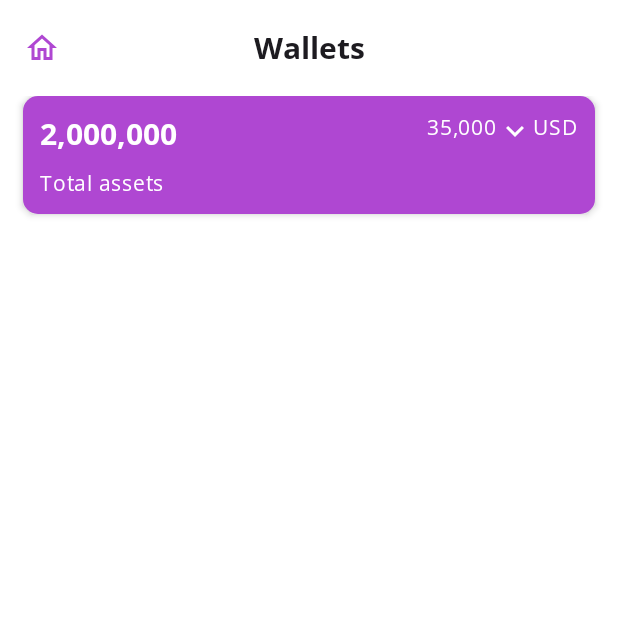
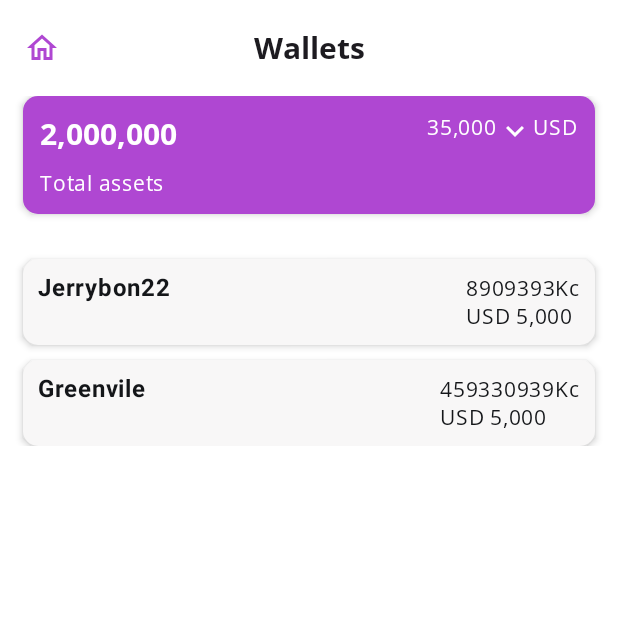
Before and after one commit to davdwhyte87/vhennus_android, an Android app built with Jetpack Compose: the WalletScreen screen opened through its navigation route, on a phone screen of 412 x 824 dp, the top half of it. Run offline under Robolectric (Android 15) with nearby library versions, the phone set to English and light mode, and no system bars; our stand-ins replace Dagger/Hilt's generated code.

Commit message:
single wallet screen

```diff
--- a/app/src/main/java/com/amorgens/AppNav.kt
+++ b/app/src/main/java/com/amorgens/AppNav.kt
@@ -6,6 +6,7 @@ import androidx.navigation.NavHostController
 import androidx.navigation.compose.NavHost
 import androidx.navigation.compose.composable
 import com.amorgens.home.presentation.HomeScreen
+import com.amorgens.wallet.presentation.SingleWalletScreen
 import com.amorgens.wallet.presentation.WalletScreen
 
 @Composable
@@ -15,7 +16,14 @@ fun AppNav(navController:NavHostController){
             HomeScreen(navController)
         }
         composable(route=NavScreen.WalletScreen.route){
-            WalletScreen()
+            WalletScreen(navController)
         }
+        composable(route=NavScreen.SingleWalletScreen.route+"/{address}"){navBackStack->
+            val address = navBackStack.arguments?.getString("address")
+            if (address != null){
+                SingleWalletScreen(address, navController)
+            }
+        }
+
     }
 }
--- a/app/src/main/java/com/amorgens/NavScreen.kt
+++ b/app/src/main/java/com/amorgens/NavScreen.kt
@@ -12,4 +12,9 @@ sealed class NavScreen(
         route = "wallet",
         title = "Wallet"
     )
+
+    object SingleWalletScreen: NavScreen(
+        route = "single_wallet",
+        title = "Single Wallet"
+    )
 }
--- a/app/src/main/java/com/amorgens/ui/HomeTopBar.kt
+++ b/app/src/main/java/com/amorgens/ui/HomeTopBar.kt
@@ -16,9 +16,9 @@ import androidx.compose.ui.text.style.TextAlign
 
 @OptIn(ExperimentalMaterial3Api::class)
 @Composable
-fun HomeTopBar(){
+fun HomeTopBar(pageName:String){
     CenterAlignedTopAppBar(
-        title = { Text(text = "Wallets", textAlign = TextAlign.Center)},
+        title = { Text(text = pageName, textAlign = TextAlign.Center)},
         navigationIcon = {
             IconButton(onClick = { /*TODO*/ }) {
                 Icon(imageVector = Icons.Outlined.Home ,
--- a/app/src/main/java/com/amorgens/ui/theme/Color.kt
+++ b/app/src/main/java/com/amorgens/ui/theme/Color.kt
@@ -13,4 +13,7 @@ val Pink40 = Color(0xFF7D5260)
 val Purple = Color(0xFFAF47D2)
 val White = Color(0xFFFFFFFF)
 val Black = Color(0xFF141619)
+val Gray = Color(0xFFF8F7F7)
+val Green = Color(0xFF4CAF50)
+val Red = Color(0xFFF44336)
 val Blue_Gray = Color(0xFFE7ECF0)
--- a/app/src/main/java/com/amorgens/ui/theme/Theme.kt
+++ b/app/src/main/java/com/amorgens/ui/theme/Theme.kt
@@ -24,7 +24,7 @@ private val DarkColorScheme = darkColorScheme(
 private val LightColorScheme = lightColorScheme(
     primary = Purple,
     secondary = Black,
-    tertiary = Black,
+    tertiary = Gray,
     surface = White,
     /* Other default colors to override
     background = Color(0xFFFFFBFE),
--- a/app/src/main/java/com/amorgens/ui/theme/Type.kt
+++ b/app/src/main/java/com/amorgens/ui/theme/Type.kt
@@ -19,7 +19,7 @@ val OpenSansFont = FontFamily(
 val Typography = Typography(
     bodyLarge = TextStyle(
         fontFamily = FontFamily.Default,
-        fontWeight = FontWeight.Normal,
+        fontWeight = FontWeight.Bold,
         fontSize = 16.sp,
         lineHeight = 24.sp,
         letterSpacing = 0.5.sp
--- /dev/null
+++ b/app/src/main/java/com/amorgens/wallet/domain/Wallet.kt
@@ -0,0 +1,8 @@
+package com.amorgens.wallet.domain
+
+data class Wallet(
+    val id: String,
+    val walletName:String,
+    val walletAddress:String,
+    val balance:String
+    )
--- /dev/null
+++ b/app/src/main/java/com/amorgens/wallet/presentation/WalletList.kt
@@ -0,0 +1,68 @@
+package com.amorgens.wallet.presentation
+
+import androidx.compose.foundation.clickable
+import androidx.compose.foundation.layout.Arrangement
+import androidx.compose.foundation.layout.Column
+import androidx.compose.foundation.layout.Row
+import androidx.compose.foundation.layout.fillMaxWidth
+import androidx.compose.foundation.layout.padding
+import androidx.compose.foundation.lazy.LazyColumn
+import androidx.compose.foundation.lazy.items
+import androidx.compose.foundation.shape.RoundedCornerShape
+import androidx.compose.material3.CardDefaults
+import androidx.compose.material3.ElevatedCard
+import androidx.compose.material3.MaterialTheme
+import androidx.compose.material3.Text
+import androidx.compose.runtime.Composable
+import androidx.compose.ui.Modifier
+import androidx.compose.ui.unit.dp
+import androidx.navigation.NavController
+import com.amorgens.NavScreen
+import com.amorgens.wallet.domain.Wallet
+
+
+@Composable
+fun WalletList(navController: NavController){
+    val wallets = listOf(
+        Wallet("","Jerrybon", "Jerrybon22", "8909393"),
+                Wallet("","Norebu", "Greenvile", "459330939")
+    )
+    LazyColumn {
+        items(wallets){wallet->
+            WalletListItem(wallet = wallet, navController)
+        }
+    }
+}
+
+
+@Composable
+fun WalletListItem(wallet: Wallet, navController: NavController){
+    ElevatedCard(
+        shape = RoundedCornerShape(10.dp),
+        elevation = CardDefaults.cardElevation(defaultElevation = 3.dp),
+        modifier = Modifier.padding(top = 10.dp).clickable(onClick = {
+            navController.navigate(NavScreen.SingleWalletScreen.route+"/"+wallet.walletAddress)
+        }),
+        colors = CardDefaults.cardColors(containerColor = MaterialTheme.colorScheme.tertiary)
+    ) {
+        Row (modifier=Modifier.fillMaxWidth().padding(10.dp),
+            horizontalArrangement = Arrangement.SpaceBetween
+        ) {
+            Text(
+                text = wallet.walletAddress,
+                style = MaterialTheme.typography.bodyLarge,
+                color = MaterialTheme.colorScheme.secondary
+            )
+            Column {
+                Text(text = wallet.balance+"Kc",
+                    style = MaterialTheme.typography.bodyMedium,
+                    color = MaterialTheme.colorScheme.secondary
+                )
+                Text(text = "USD 5,000",
+                    style = MaterialTheme.typography.bodyMedium,
+                    color = MaterialTheme.colorScheme.secondary
+                )
+            }
+        }
+    }
+}
--- a/app/src/main/java/com/amorgens/wallet/presentation/WalletScreen.kt
+++ b/app/src/main/java/com/amorgens/wallet/presentation/WalletScreen.kt
@@ -23,17 +23,20 @@ import androidx.compose.runtime.mutableStateOf
 import androidx.compose.runtime.remember
 import androidx.compose.ui.Modifier
 import androidx.compose.ui.unit.dp
+import androidx.navigation.NavController
 import com.amorgens.ui.GeneralScaffold
 import com.amorgens.ui.HomeTopBar
 
 
 @Composable
-fun WalletScreen(){
-    GeneralScaffold(topBar = { HomeTopBar() }, floatingActionButton = {  }) {
+fun WalletScreen(navController: NavController){
+    GeneralScaffold(topBar = { HomeTopBar("Wallets") }, floatingActionButton = {  }) {
         var isExpanded = remember {
             mutableStateOf(false)
         }
-        Column {
+        Column  (
+            verticalArrangement = Arrangement.spacedBy(20.dp)
+        ){
             ElevatedCard(
                 shape = RoundedCornerShape(10.dp),
                 elevation = CardDefaults.cardElevation(defaultElevation = 3.dp),
@@ -90,6 +93,7 @@ fun WalletScreen(){
 
                 }
             }
+            WalletList(navController)
         }
     }
 }
```
Also changed, not shown: app/src/main/java/com/amorgens/wallet/domain/Transaction.kt (added, +9 -0 lines), app/src/main/java/com/amorgens/wallet/presentation/SingleWalletScreen.kt (added, +173 -0 lines), app/src/main/java/com/amorgens/wallet/presentation/TransactionList.kt (added, +75 -0 lines).
